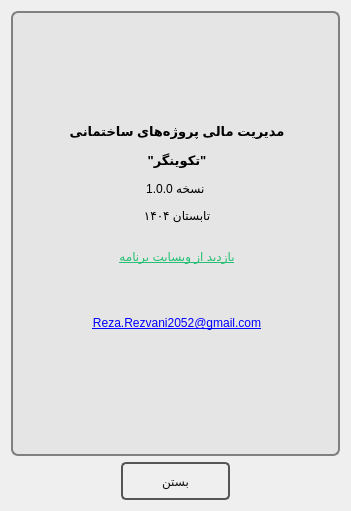
The window that UI/dialogabout.ui (reza-rezvani2052/Takvingar) describes before a commit, drawn with Qt 5.
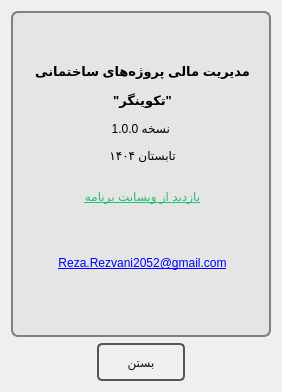
The same window after the commit. Icons and pictures are not drawn.

```diff
--- a/UI/dialogabout.ui
+++ b/UI/dialogabout.ui
@@ -6,8 +6,8 @@
    <rect>
     <x>0</x>
     <y>0</y>
-    <width>351</width>
-    <height>511</height>
+    <width>282</width>
+    <height>392</height>
    </rect>
   </property>
   <property name="windowTitle">
```
